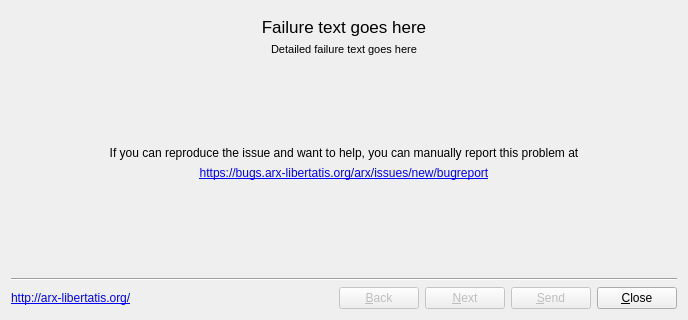
First picture: the form in tools/crashreporter/ui/ErrorReportDialog.ui, repository arx/ArxLibertatis, before the edit; both pictures show x 0 to 688 and y 185 to 505 of the 688 by 505 pixel window.
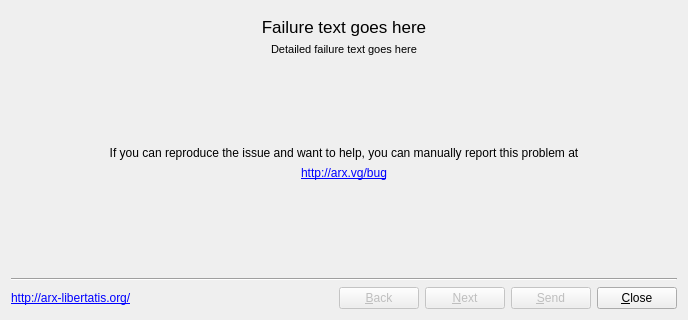
Second picture: the form after the edit. The open tabs and pages were chosen to show the change. Icons and pictures are not drawn.

Commit message: Use http://arx.vg/bug

```diff
--- a/tools/crashreporter/ui/ErrorReportDialog.ui
+++ b/tools/crashreporter/ui/ErrorReportDialog.ui
@@ -841,7 +841,7 @@
           <cursorShape>PointingHandCursor</cursorShape>
          </property>
          <property name="text">
-          <string>&lt;a href=&quot;http://bugs.arx-libertatis.org/arx/issues/new/bugreport&quot;&gt;https://bugs.arx-libertatis.org/arx/issues/new/bugreport&lt;/a&gt;</string>
+          <string>&lt;a href=&quot;http://arx.vg/bug&quot;&gt;http://arx.vg/bug&lt;/a&gt;</string>
          </property>
          <property name="alignment">
           <set>Qt::AlignCenter</set>
```
The commit also changes 5 other files.
